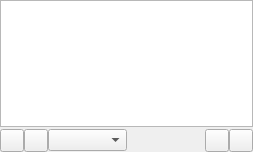
The window that gui/playlistspage.ui (CDrummond/cantata) describes before a commit, drawn with Qt 5.
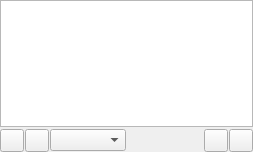
The same window after the commit. Custom widgets are drawn as their Qt base class.

The edit to the form file:
```diff
--- a/gui/playlistspage.ui
+++ b/gui/playlistspage.ui
@@ -32,7 +32,7 @@
    <item>
     <layout class="QHBoxLayout" name="hlayout">
      <property name="spacing">
-      <number>0</number>
+      <number>1</number>
      </property>
      <property name="leftMargin">
       <number>0</number>
```
